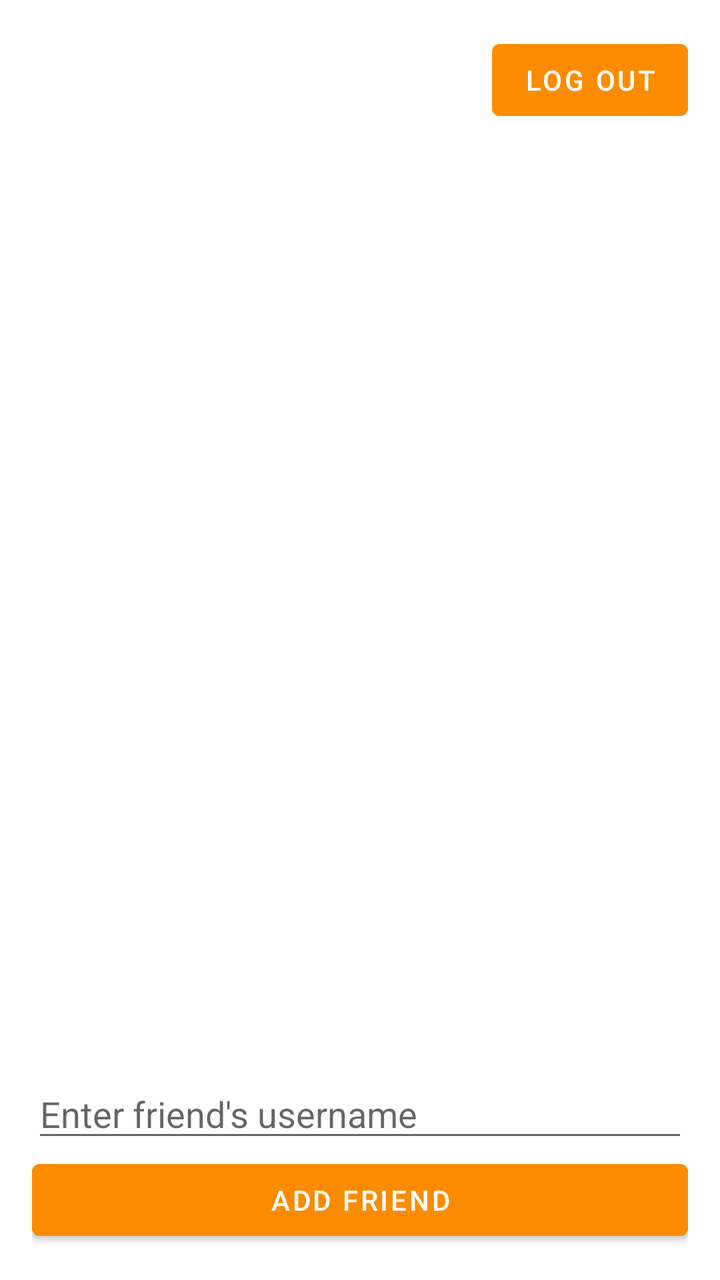
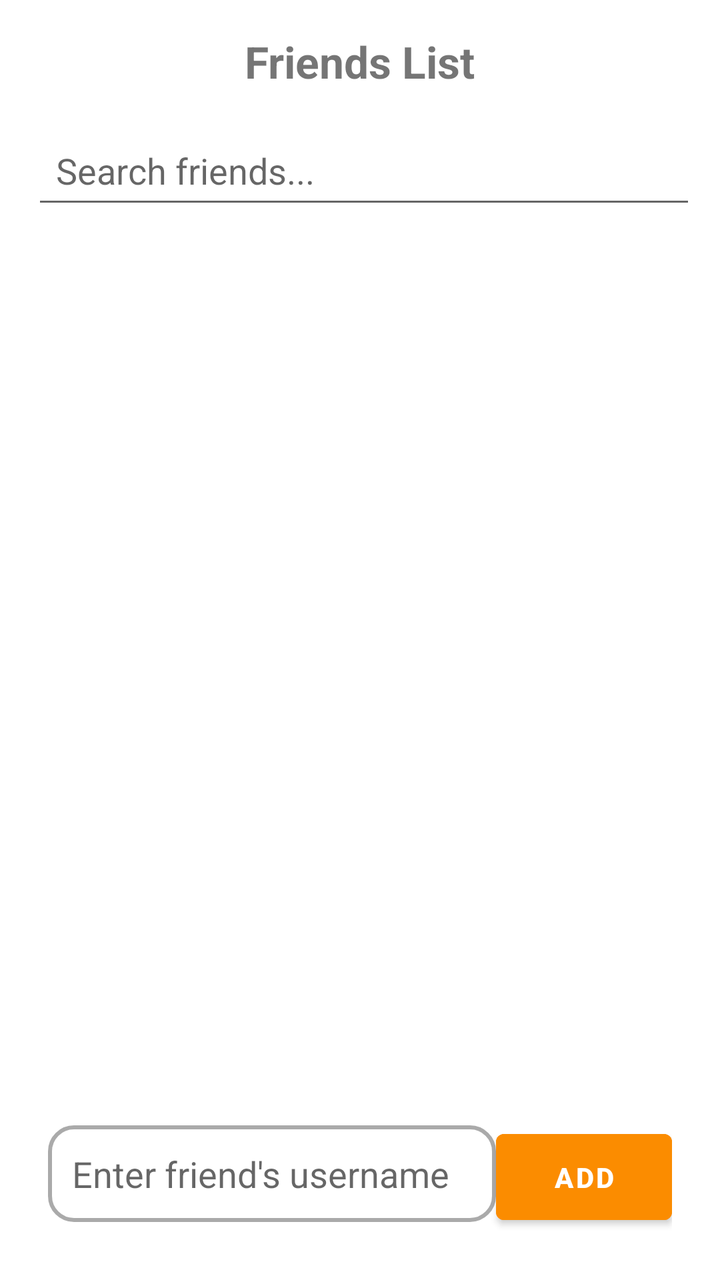

Screens rendered from an Android XML layout before and after an edit, with the pre-edit source and the edit as a unified diff.
<!-- AndroidManifest.xml: application theme Theme -->
<!-- res/layout/fragment_friends.xml -->
<?xml version="1.0" encoding="utf-8"?>
<androidx.constraintlayout.widget.ConstraintLayout xmlns:android="http://schemas.android.com/apk/res/android"
    android:layout_width="match_parent"
    android:layout_height="match_parent"
    xmlns:app="http://schemas.android.com/apk/res-auto"
    android:padding="16dp">


    

    <androidx.recyclerview.widget.RecyclerView
        android:id="@+id/recyclerFriends"
      android:layout_width="match_parent"
        android:layout_height="0dp"
        app:layout_constraintTop_toBottomOf="@id/btnLogout"
        app:layout_constraintStart_toStartOf="parent"
        app:layout_constraintEnd_toEndOf="parent"
        app:layout_constraintBottom_toTopOf="@id/edtFriendUsername"
        android:layout_marginTop="10dp"
        android:layout_weight="1" />


    <Button
        android:id="@+id/btnLogout"
        android:layout_width="wrap_content"
        android:layout_height="wrap_content"
        app:layout_constraintTop_toTopOf="parent"
        app:layout_constraintEnd_toEndOf="parent"
        android:backgroundTint="@color/dark_orange"
        android:text="Log Out" />

    <EditText
        android:id="@+id/edtFriendUsername"
        android:layout_width="match_parent"
        android:layout_height="wrap_content"
        android:hint="Enter friend's username"
        app:layout_constraintVertical_bias="1"
        app:layout_constraintBottom_toTopOf="@id/btnAddFriend"
        app:layout_constraintTop_toBottomOf="@id/recyclerFriends"
        />

    
    <Button
        android:id="@+id/btnAddFriend"
        android:layout_width="match_parent"
        android:layout_height="wrap_content"
        app:layout_constraintTop_toBottomOf="@id/edtFriendUsername"
        app:layout_constraintBottom_toBottomOf="parent"
        android:backgroundTint="@color/dark_orange"
        app:layout_constraintVertical_bias="1"
        android:text="Add Friend" />
</androidx.constraintlayout.widget.ConstraintLayout>
<!-- resources referenced by this layout -->
<resources>
  <color name="dark_orange">#FB8C00</color>
  <style name="Theme" parent="Theme.MaterialComponents.DayNight.NoActionBar">
          
          <item name="android:statusBarColor">@color/dark_orange</item>
          <item name="drawerArrowStyle">@style/DrawerArrowToggleStyle</item>
          <item name="android:windowLightStatusBar">false</item> 
      </style>
  <style name="DrawerArrowToggleStyle" parent="Widget.AppCompat.DrawerArrowToggle">
          <item name="color">@android:color/white</item>
      </style>
</resources>

<!-- the commit's change to res/layout/fragment_friends.xml (unified diff, before → after) -->
@@ -1,52 +1,84 @@
 <?xml version="1.0" encoding="utf-8"?>
-<androidx.constraintlayout.widget.ConstraintLayout xmlns:android="http://schemas.android.com/apk/res/android"
+<androidx.constraintlayout.widget.ConstraintLayout
+    xmlns:android="http://schemas.android.com/apk/res/android"
+    xmlns:app="http://schemas.android.com/apk/res-auto"
+    xmlns:tools="http://schemas.android.com/tools"
     android:layout_width="match_parent"
     android:layout_height="match_parent"
-    xmlns:app="http://schemas.android.com/apk/res-auto"
     android:padding="16dp">
+
+    
+    <TextView
+        android:id="@+id/txtFriendsTitle"
+        android:layout_width="wrap_content"
+        android:layout_height="wrap_content"
+        android:text="Friends List"
+        android:textSize="22sp"
+        android:textStyle="bold"
+        app:layout_constraintTop_toTopOf="parent"
+        app:layout_constraintStart_toStartOf="parent"
+        app:layout_constraintEnd_toEndOf="parent"/>
+
 
 
     
 
+    
+
+    <EditText
+        android:id="@+id/edtSearch"
+        android:layout_width="346dp"
+        android:layout_height="48dp"
+        android:layout_marginTop="16dp"
+        android:hint="Search friends..."
+        android:padding="12dp"
+        app:layout_constraintEnd_toEndOf="parent"
+        app:layout_constraintHorizontal_bias="0.0"
+        app:layout_constraintStart_toStartOf="parent"
+        app:layout_constraintTop_toBottomOf="@id/txtFriendsTitle" />
+
     <androidx.recyclerview.widget.RecyclerView
         android:id="@+id/recyclerFriends"
-      android:layout_width="match_parent"
-        android:layout_height="0dp"
-        app:layout_constraintTop_toBottomOf="@id/btnLogout"
+        android:layout_width="336dp"
+        android:layout_height="524dp"
+        android:layout_marginTop="12dp"
+        app:layout_constraintBottom_toTopOf="@id/inputContainer"
+        app:layout_constraintEnd_toEndOf="parent"
+        app:layout_constraintHorizontal_bias="0.0"
         app:layout_constraintStart_toStartOf="parent"
-        app:layout_constraintEnd_toEndOf="parent"
-        app:layout_constraintBottom_toTopOf="@id/edtFriendUsername"
-        android:layout_marginTop="10dp"
-        android:layout_weight="1" />
+        app:layout_constraintTop_toBottomOf="@id/txtFriendsTitle"
+        app:layout_constraintVertical_bias="1.0" />
 
-
-    <Button
-        android:id="@+id/btnLogout"
-        android:layout_width="wrap_content"
-        android:layout_height="wrap_content"
-        app:layout_constraintTop_toTopOf="parent"
-        app:layout_constraintEnd_toEndOf="parent"
-        android:backgroundTint="@color/dark_orange"
-        android:text="Log Out" />
-
-    <EditText
-        android:id="@+id/edtFriendUsername"
+    <LinearLayout
+        android:id="@+id/inputContainer"
         android:layout_width="match_parent"
         android:layout_height="wrap_content"
-        android:hint="Enter friend's username"
-        app:layout_constraintVertical_bias="1"
-        app:layout_constraintBottom_toTopOf="@id/btnAddFriend"
-        app:layout_constraintTop_toBottomOf="@id/recyclerFriends"
-        />
+        android:orientation="horizontal"
+        android:padding="8dp"
+        app:layout_constraintBottom_toBottomOf="parent"
+        app:layout_constraintStart_toStartOf="parent"
+        app:layout_constraintEnd_toEndOf="parent">
 
-    
-    <Button
-        android:id="@+id/btnAddFriend"
-        android:layout_width="match_parent"
-        android:layout_height="wrap_content"
-        app:layout_constraintTop_toBottomOf="@id/edtFriendUsername"
-        app:layout_constraintBottom_toBottomOf="parent"
-        android:backgroundTint="@color/dark_orange"
-        app:layout_constraintVertical_bias="1"
-        android:text="Add Friend" />
+        
+        <EditText
+            android:id="@+id/edtFriendUsername"
+            android:layout_width="0dp"
+            android:layout_weight="1"
+            android:layout_height="wrap_content"
+            android:hint="Enter friend's username"
+            android:padding="12dp"
+            android:background="@drawable/edit_text_background"/>
+
+        
+        <Button
+            android:id="@+id/btnAddFriend"
+            android:layout_width="wrap_content"
+            android:layout_height="wrap_content"
+            android:padding="12dp"
+            android:text="Add"
+            android:textStyle="bold"
+            android:backgroundTint="@color/dark_orange"
+            android:textColor="@android:color/white"/>
+    </LinearLayout>
+
 </androidx.constraintlayout.widget.ConstraintLayout>
<!-- resource entries referenced after the edit -->
@@ -1,6 +1,16 @@
 <!-- resources referenced by this layout -->
 <resources>
   <color name="dark_orange">#FB8C00</color>
+  <!-- drawable edit_text_background (drawable) -->
+  <?xml version="1.0" encoding="utf-8"?>
+  <shape xmlns:android="http://schemas.android.com/apk/res/android"
+      android:shape="rectangle">
+  
+      <solid android:color="@android:color/white"/>
+      <corners android:radius="12dp"/>
+      <stroke android:width="2dp" android:color="@android:color/darker_gray"/>
+      <padding android:left="12dp" android:right="12dp"/>
+  </shape>
   <style name="Theme" parent="Theme.MaterialComponents.DayNight.NoActionBar">
           
           <item name="android:statusBarColor">@color/dark_orange</item>
